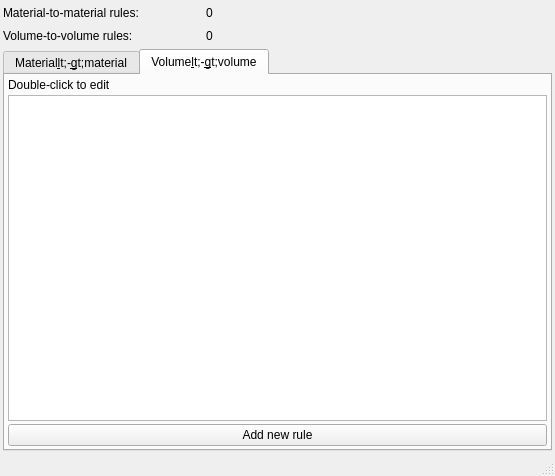
Old version of the form ants3bundle/src/ants3/gui/photsim/ainterfacerulewin.ui in the repository andrmor/ANTS3bundle.
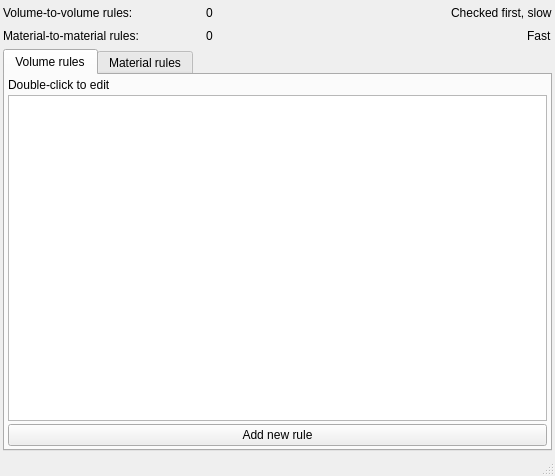
New version of the form.

Commit message: interface rule gui done (first iteration)

Patch:
```diff
--- a/ants3bundle/src/ants3/gui/photsim/ainterfacerulewin.ui
+++ b/ants3bundle/src/ants3/gui/photsim/ainterfacerulewin.ui
@@ -30,55 +30,6 @@
     <property name="bottomMargin">
      <number>3</number>
     </property>
-    <item>
-     <layout class="QHBoxLayout" name="horizontalLayout">
-      <item>
-       <widget class="QLabel" name="label">
-        <property name="sizePolicy">
-         <sizepolicy hsizetype="Minimum" vsizetype="Preferred">
-          <horstretch>0</horstretch>
-          <verstretch>0</verstretch>
-         </sizepolicy>
-        </property>
-        <property name="minimumSize">
-         <size>
-          <width>200</width>
-          <height>0</height>
-         </size>
-        </property>
-        <property name="text">
-         <string>Material-to-material rules:</string>
-        </property>
-       </widget>
-      </item>
-      <item>
-       <widget class="QLabel" name="labNumMatMat">
-        <property name="frameShape">
-         <enum>QFrame::NoFrame</enum>
-        </property>
-        <property name="text">
-         <string>0</string>
-        </property>
-        <property name="alignment">
-         <set>Qt::AlignCenter</set>
-        </property>
-       </widget>
-      </item>
-      <item>
-       <spacer name="horizontalSpacer">
-        <property name="orientation">
-         <enum>Qt::Horizontal</enum>
-        </property>
-        <property name="sizeHint" stdset="0">
-         <size>
-          <width>40</width>
-          <height>20</height>
-         </size>
-        </property>
-       </spacer>
-      </item>
-     </layout>
-    </item>
     <item>
      <layout class="QHBoxLayout" name="horizontalLayout_2">
       <item>
@@ -126,6 +77,69 @@
         </property>
        </spacer>
       </item>
+      <item>
+       <widget class="QLabel" name="label_5">
+        <property name="text">
+         <string>Checked first, slow</string>
+        </property>
+       </widget>
+      </item>
+     </layout>
+    </item>
+    <item>
+     <layout class="QHBoxLayout" name="horizontalLayout">
+      <item>
+       <widget class="QLabel" name="label">
+        <property name="sizePolicy">
+         <sizepolicy hsizetype="Minimum" vsizetype="Preferred">
+          <horstretch>0</horstretch>
+          <verstretch>0</verstretch>
+         </sizepolicy>
+        </property>
+        <property name="minimumSize">
+         <size>
+          <width>200</width>
+          <height>0</height>
+         </size>
+        </property>
+        <property name="text">
+         <string>Material-to-material rules:</string>
+        </property>
+       </widget>
+      </item>
+      <item>
+       <widget class="QLabel" name="labNumMatMat">
+        <property name="frameShape">
+         <enum>QFrame::NoFrame</enum>
+        </property>
+        <property name="text">
+         <string>0</string>
+        </property>
+        <property name="alignment">
+         <set>Qt::AlignCenter</set>
+        </property>
+       </widget>
+      </item>
+      <item>
+       <spacer name="horizontalSpacer">
+        <property name="orientation">
+         <enum>Qt::Horizontal</enum>
+        </property>
+        <property name="sizeHint" stdset="0">
+         <size>
+          <width>40</width>
+          <height>20</height>
+         </size>
+        </property>
+       </spacer>
+      </item>
+      <item>
+       <widget class="QLabel" name="label_6">
+        <property name="text">
+         <string>Fast</string>
+        </property>
+       </widget>
+      </item>
      </layout>
     </item>
     <item>
@@ -133,41 +147,9 @@
       <property name="currentIndex">
        <number>1</number>
       </property>
-      <widget class="QWidget" name="tab">
-       <attribute name="title">
-        <string>Material&lt;-&gt;material</string>
-       </attribute>
-       <layout class="QVBoxLayout" name="verticalLayout_2">
-        <property name="spacing">
-         <number>3</number>
-        </property>
-        <property name="leftMargin">
-         <number>3</number>
-        </property>
-        <property name="topMargin">
-         <number>3</number>
-        </property>
-        <property name="rightMargin">
-         <number>3</number>
-        </property>
-        <property name="bottomMargin">
-         <number>3</number>
-        </property>
-        <item>
-         <widget class="QLabel" name="label_3">
-          <property name="text">
-           <string>Double-click a cell to edit or define a new rule</string>
-          </property>
-         </widget>
-        </item>
-        <item>
-         <widget class="QTableWidget" name="tabwMat"/>
-        </item>
-       </layout>
-      </widget>
       <widget class="QWidget" name="tab_2">
        <attribute name="title">
-        <string>Volume&lt;-&gt;volume</string>
+        <string>Volume rules</string>
        </attribute>
        <layout class="QVBoxLayout" name="verticalLayout_3">
         <property name="spacing">
@@ -204,6 +186,38 @@
         </item>
        </layout>
       </widget>
+      <widget class="QWidget" name="tab">
+       <attribute name="title">
+        <string>Material rules</string>
+       </attribute>
+       <layout class="QVBoxLayout" name="verticalLayout_2">
+        <property name="spacing">
+         <number>3</number>
+        </property>
+        <property name="leftMargin">
+         <number>3</number>
+        </property>
+        <property name="topMargin">
+         <number>3</number>
+        </property>
+        <property name="rightMargin">
+         <number>3</number>
+        </property>
+        <property name="bottomMargin">
+         <number>3</number>
+        </property>
+        <item>
+         <widget class="QLabel" name="label_3">
+          <property name="text">
+           <string>Double-click a cell to edit or define a new rule</string>
+          </property>
+         </widget>
+        </item>
+        <item>
+         <widget class="QTableWidget" name="tabwMat"/>
+        </item>
+       </layout>
+      </widget>
      </widget>
     </item>
    </layout>
```
Left out of the diff: 2 changed lines with no effect on the pictures. The commit also changes 3 other files.
